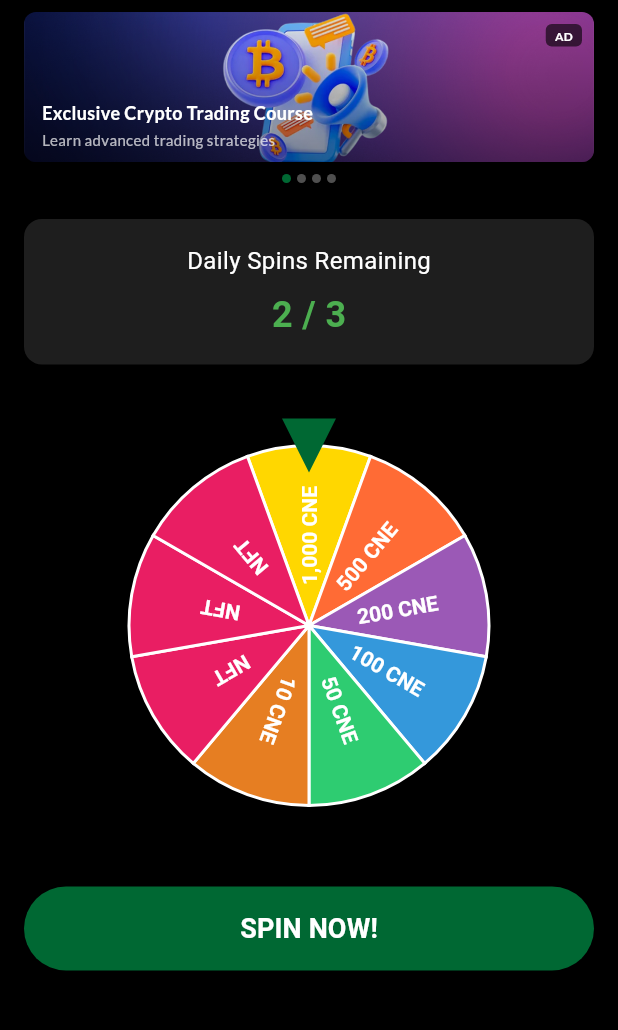
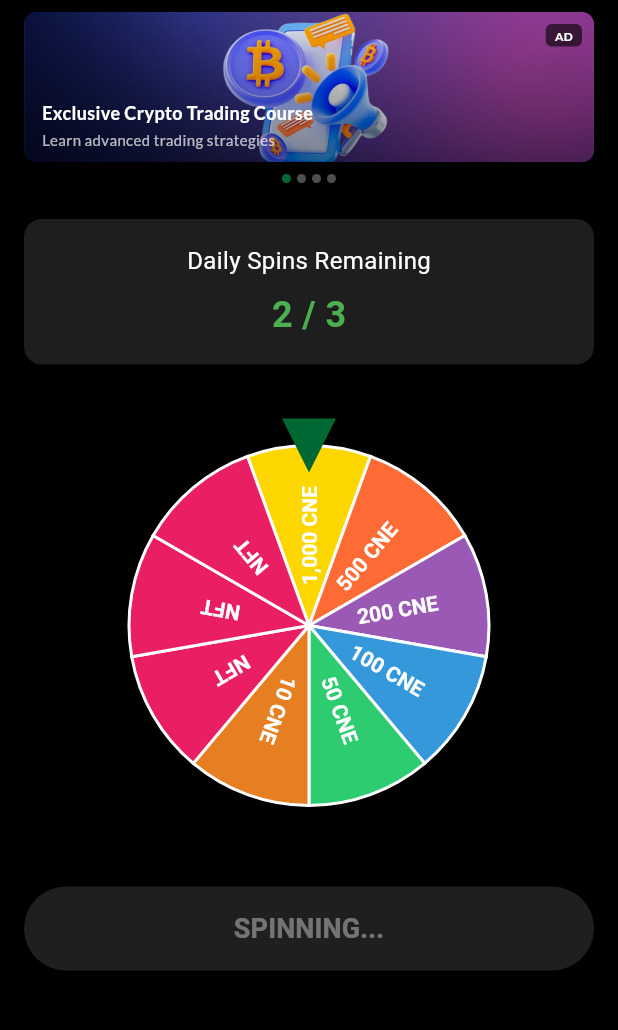
Before and after one commit to yerinsabraham/CoinNewsExtraTV, a Flutter app: the Spin2EarnGamePage screen opened by its route, after a tap on "SPIN NOW!", on a phone screen of 412 x 824 dp, the part 84-1114 px from its top. Run offline on Flutter 3.47's test engine with Material 3 defaults, Android fonts, the phone set to English and light mode, and no system bars; drawn by our look-alikes of flutter_fortune_wheel; our stand-ins replace cloud_firestore, confetti, feather_icons, firebase_auth, firebase_core, google_sign_in and 3 more; accounts and stored records are empty.

Commit message:
Fix auto-spin issue on Spin2Earn page load 🔧
🐛 Problem fixed:
- Wheel was automatically spinning when page loaded
- Users couldn't control when to spin

✅ Solution implemented:
- Added _isSpinning state variable to control wheel behavior
- FortuneWheel now uses conditional stream (empty when not spinning)
- Spin button disabled during animation with 'SPINNING...' text
- Only manual 'SPIN NOW!' button press triggers wheel animation

🎮 User experience improved:
- Clean page load with static wheel display
- Clear visual feedback during spin process
- Proper button states prevent double-spinning
- Maintains all existing game mechanics and persistence

```diff
--- a/lib/screens/spin2earn_game_page.dart
+++ b/lib/screens/spin2earn_game_page.dart
@@ -21,6 +21,7 @@ class _Spin2EarnGamePageState extends State<Spin2EarnGamePage> {
   // Fortune wheel controller
   StreamController<int> controller = StreamController<int>();
   int _lastSelectedIndex = 0;
+  bool _isSpinning = false;
 
   // Confetti controller
   late ConfettiController _confettiController;
@@ -76,6 +77,7 @@ class _Spin2EarnGamePageState extends State<Spin2EarnGamePage> {
 
     setState(() {
       _dailySpinsUsed++;
+      _isSpinning = true;
     });
 
     // Save the updated spin count
@@ -114,6 +116,11 @@ class _Spin2EarnGamePageState extends State<Spin2EarnGamePage> {
   }
 
   void _handleSpinResult() {
+    // Reset spinning state
+    setState(() {
+      _isSpinning = false;
+    });
+
     // Use the stored selected index
     final prize = prizes[_lastSelectedIndex];
     _processPrizeResult(prize);
@@ -369,7 +376,7 @@ class _Spin2EarnGamePageState extends State<Spin2EarnGamePage> {
                     width: 300,
                     height: 300,
                     child: FortuneWheel(
-                      selected: controller.stream,
+                      selected: _isSpinning ? controller.stream : Stream.empty(),
                       items: [
                         for (int i = 0; i < prizes.length; i++)
                           FortuneItem(
@@ -406,9 +413,9 @@ class _Spin2EarnGamePageState extends State<Spin2EarnGamePage> {
                     width: double.infinity,
                     height: 56,
                     child: ElevatedButton(
-                      onPressed: remainingSpins > 0 ? _spinWheel : null,
+                      onPressed: (remainingSpins > 0 && !_isSpinning) ? _spinWheel : null,
                       style: ElevatedButton.styleFrom(
-                        backgroundColor: remainingSpins > 0
+                        backgroundColor: (remainingSpins > 0 && !_isSpinning)
                             ? const Color(0xFF006833)
                             : Colors.grey,
                         foregroundColor: Colors.white,
@@ -417,7 +424,11 @@ class _Spin2EarnGamePageState extends State<Spin2EarnGamePage> {
                         ),
                       ),
                       child: Text(
-                        remainingSpins > 0 ? 'SPIN NOW!' : 'No Spins Left',
+                        _isSpinning
+                            ? 'SPINNING...'
+                            : remainingSpins > 0
+                                ? 'SPIN NOW!'
+                                : 'No Spins Left',
                         style: const TextStyle(fontSize: 18, fontWeight: FontWeight.bold),
                       ),
                     ),
```
